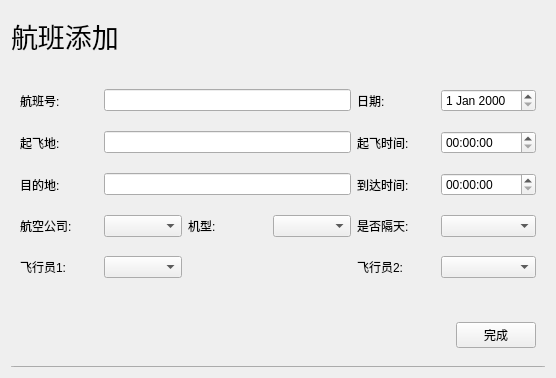
Jinyuan-S/AirSystem, file addflightwidget.ui: the form before one commit.
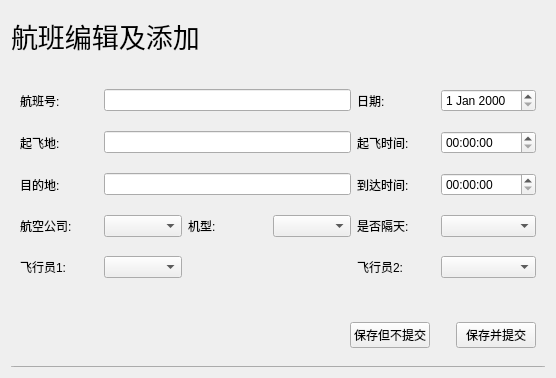
The form after the commit.

Diff of the .ui file:
```diff
--- a/addflightwidget.ui
+++ b/addflightwidget.ui
@@ -35,7 +35,7 @@
       </font>
      </property>
      <property name="text">
-      <string>航班添加</string>
+      <string>航班编辑及添加</string>
      </property>
     </widget>
    </item>
@@ -171,7 +171,7 @@
         </property>
         <property name="sizeHint" stdset="0">
          <size>
-          <width>409</width>
+          <width>276</width>
           <height>20</height>
          </size>
         </property>
@@ -180,7 +180,30 @@
       <item>
        <widget class="QPushButton" name="pushButton_2">
         <property name="text">
-         <string>完成</string>
+         <string>保存但不提交</string>
+        </property>
+       </widget>
+      </item>
+      <item>
+       <spacer name="horizontalSpacer_2">
+        <property name="orientation">
+         <enum>Qt::Horizontal</enum>
+        </property>
+        <property name="sizeType">
+         <enum>QSizePolicy::Fixed</enum>
+        </property>
+        <property name="sizeHint" stdset="0">
+         <size>
+          <width>20</width>
+          <height>20</height>
+         </size>
+        </property>
+       </spacer>
+      </item>
+      <item>
+       <widget class="QPushButton" name="pushButton_commit">
+        <property name="text">
+         <string>保存并提交</string>
         </property>
        </widget>
       </item>
```
Left out of the diff: 2 changed lines with no effect on the pictures.
